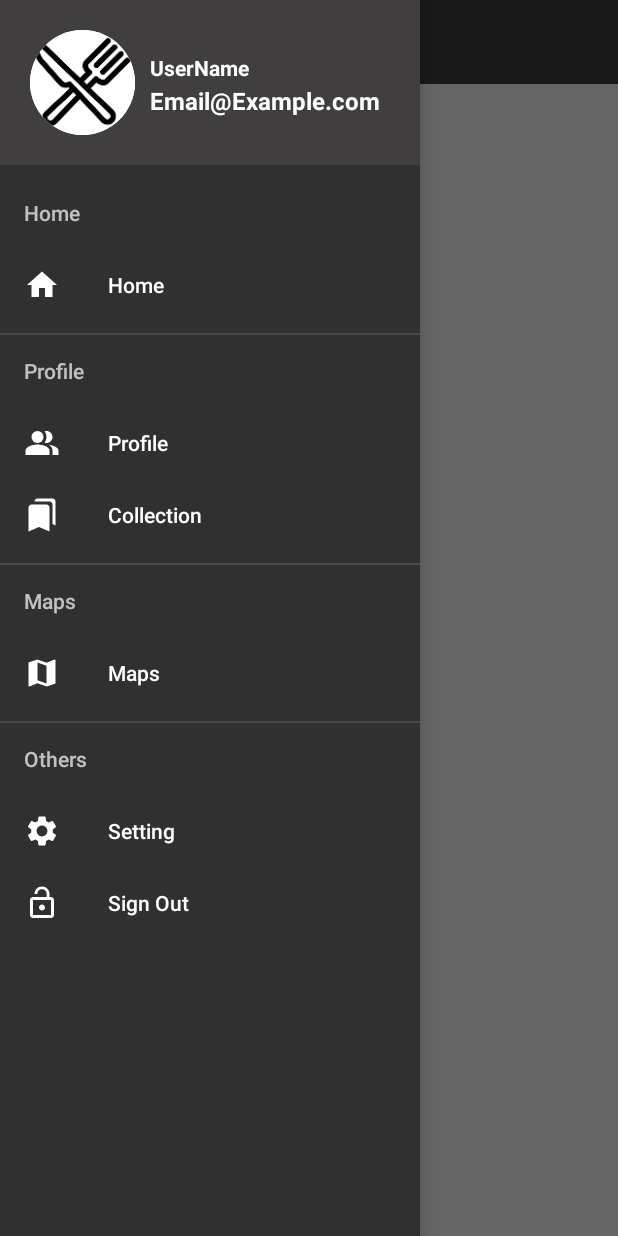
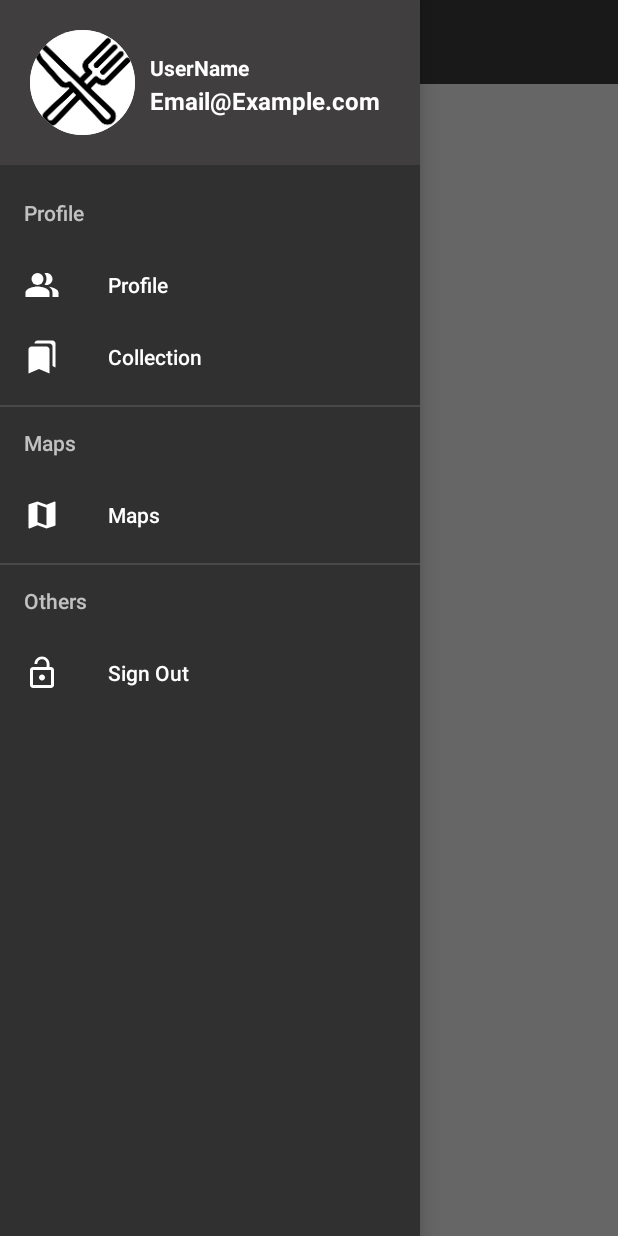
Before and after one commit to KanuKim97/whats_eat, an Android app: the collection screen opened through its navigation route, with the side drawer open, on a phone screen of 412 x 824 dp. Run offline under Robolectric (Android 15) with nearby library versions, the phone set to English and light mode, and no system bars; our stand-ins replace Firebase (no records; nobody signed in at launch, a user with empty details on screens opened directly), navigation-ui; pictures from the network do not load; Roboto replaces fonts that are not available here; 4 statements that could not run were skipped.

Commit message:
mod profile.kt
mod profile.kt

```diff
--- a/app/src/main/java/com/example/whats_eat/CollectionFragment/collectionAdapter.kt
+++ b/app/src/main/java/com/example/whats_eat/CollectionFragment/collectionAdapter.kt
@@ -28,7 +28,7 @@ class collectionAdapter(private val placeList : ArrayList<placeData>) : Recycler
         holder.placeAddress.text = place.placeAddress
         holder.placeRating.text = place.ratingNum.toString()
 
-        if (place.placePhotoUrl == null) {
+        if (place.placePhotoUrl.isNullOrEmpty()) {
 
             holder.placePhoto.visibility = View.GONE
         } else {
--- a/app/src/main/java/com/example/whats_eat/Model/Photos.kt
+++ b/app/src/main/java/com/example/whats_eat/Model/Photos.kt
@@ -3,6 +3,5 @@ package com.example.whats_eat.Model
 class Photos {
     var height : Int = 0
     var width : Int = 0
-    var html_attributions : Array<String>? = null
     var photo_reference : String? = null
 }
--- a/app/src/main/java/com/example/whats_eat/Model/placeDetail.kt
+++ b/app/src/main/java/com/example/whats_eat/Model/placeDetail.kt
@@ -3,5 +3,4 @@ package com.example.whats_eat.Model
 class placeDetail {
     var status : String? = null
     var result : Results? = null
-    var html_attributions : Array<String>? = null
 }
--- a/app/src/main/java/com/example/whats_eat/main.kt
+++ /dev/null
@@ -1,20 +0,0 @@
-package com.example.whats_eat
-
-import android.os.Bundle
-import androidx.fragment.app.Fragment
-import android.view.LayoutInflater
-import android.view.View
-import android.view.ViewGroup
-
-
-class main : Fragment() {
-
-    override fun onCreateView(
-        inflater: LayoutInflater, container: ViewGroup?,
-        savedInstanceState: Bundle?
-    ): View? {
-
-        return inflater.inflate(R.layout.fragment_main, container, false)
-    }
-
-}
--- a/app/src/main/res/menu/navigation_view.xml
+++ b/app/src/main/res/menu/navigation_view.xml
@@ -1,16 +1,6 @@
 <?xml version="1.0" encoding="utf-8"?>
 <menu
     xmlns:android="http://schemas.android.com/apk/res/android">
-
-    <item android:title="Home">
-        <menu>
-            <item
-                android:id="@+id/menuHome"
-                android:icon="@drawable/ic_home"
-                android:title="Home"/>
-        </menu>
-    </item>
-
 
     <item android:title="Profile">
         <menu>
@@ -41,11 +31,6 @@
     <item android:title="Others">
         <menu>
             <item
-                android:id="@+id/menuSetting"
-                android:icon="@drawable/ic_settings"
-                android:title="Setting" />
-
-            <item
                 android:id="@+id/menuSignOut"
                 android:icon="@drawable/ic_signout"
                 android:title="Sign Out"
--- a/app/src/main/res/navigation/main.xml
+++ b/app/src/main/res/navigation/main.xml
@@ -4,14 +4,7 @@
     xmlns:app="http://schemas.android.com/apk/res-auto"
     xmlns:tools="http://schemas.android.com/tools"
     android:id="@+id/main"
-    app:startDestination="@id/menuHome">
-
-    <fragment
-        android:id="@+id/menuHome"
-        android:name="com.example.whats_eat.main"
-        android:label="fragment_main"
-        tools:layout="@layout/fragment_main" />
-
+    app:startDestination="@id/menuProfile">
     <fragment
         android:id="@+id/menuProfile"
         android:name="com.example.whats_eat.proFile"
```
Also changed, not shown: app/src/main/java/com/example/whats_eat/Model/AddressComponent.kt (deleted, +0 -7 lines), app/src/main/java/com/example/whats_eat/Model/Results.kt (+1 -11 lines), app/src/main/java/com/example/whats_eat/proFile.kt (+19 -26 lines), app/src/main/java/com/example/whats_eat/viewPlace.kt (+6 -11 lines), app/src/main/res/layout/collection_item.xml (+0 -70 lines), app/src/main/res/layout/fragment_main.xml (deleted, +0 -19 lines).
